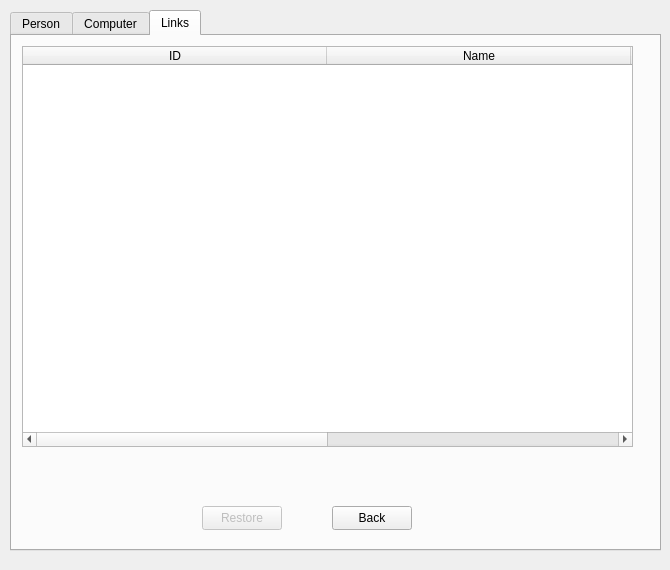
Qt form Widget/trashbin.ui (Ladanvini/VLN1-Hopur-5) before a commit.
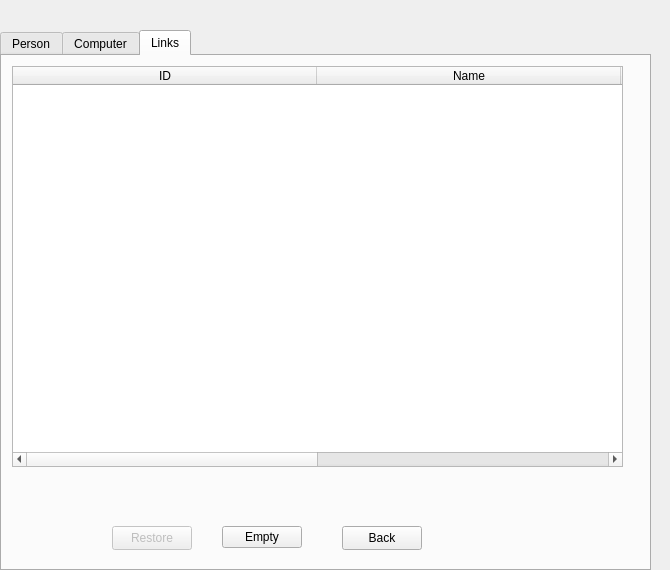
The same form after that commit. The open tabs and pages were chosen to show the change.

Commit message: making empty trash buttons

```diff
--- a/Widget/trashbin.ui
+++ b/Widget/trashbin.ui
@@ -19,8 +19,8 @@
    </property>
    <property name="geometry">
     <rect>
-     <x>10</x>
-     <y>10</y>
+     <x>0</x>
+     <y>30</y>
      <width>651</width>
      <height>541</height>
     </rect>
@@ -249,7 +249,7 @@
     <widget class="QPushButton" name="pBLTBack">
      <property name="geometry">
       <rect>
-       <x>320</x>
+       <x>340</x>
        <y>470</y>
        <width>80</width>
        <height>24</height>
@@ -265,7 +265,7 @@
      </property>
      <property name="geometry">
       <rect>
-       <x>190</x>
+       <x>110</x>
        <y>470</y>
        <width>80</width>
        <height>24</height>
@@ -275,6 +275,19 @@
       <string>Restore</string>
      </property>
     </widget>
+    <widget class="QPushButton" name="pBLEmpty">
+     <property name="geometry">
+      <rect>
+       <x>220</x>
+       <y>470</y>
+       <width>80</width>
+       <height>22</height>
+      </rect>
+     </property>
+     <property name="text">
+      <string>Empty</string>
+     </property>
+    </widget>
    </widget>
   </widget>
  </widget>
```
Left out of the diff: 28 changed lines with no effect on the pictures. The commit also changes 2 other files.
